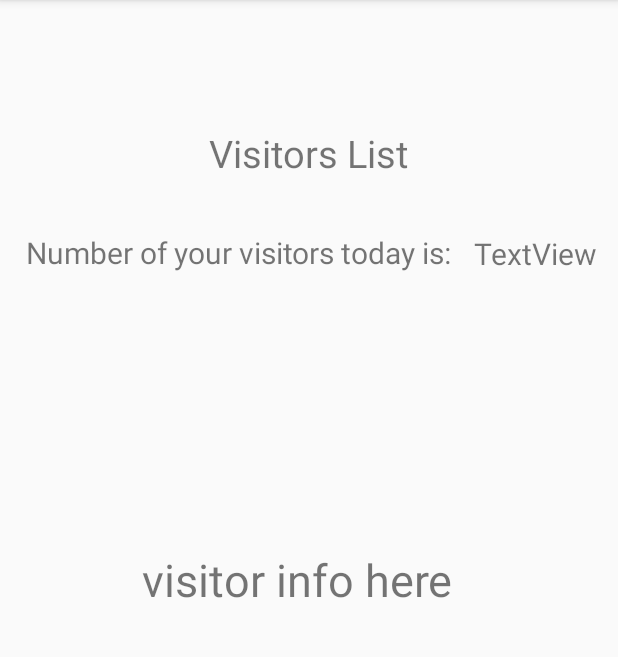
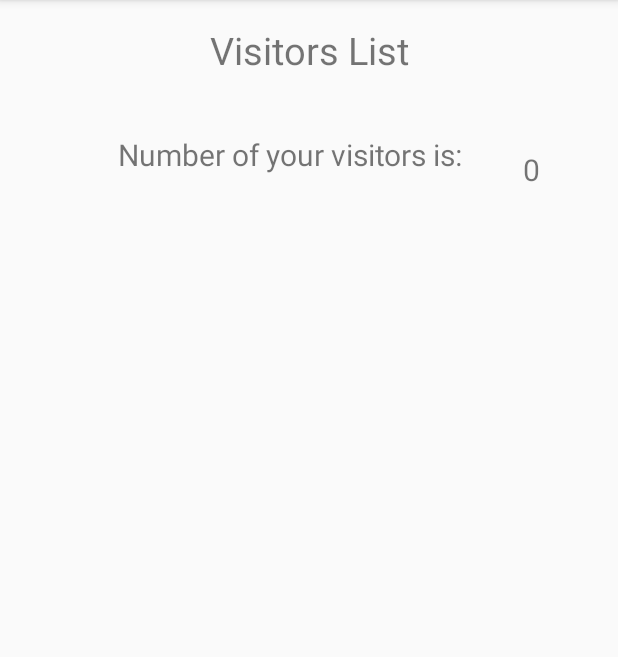
Before and after one commit to tongdanzhu/3010Project, an Android app: the doorbell screen opened directly, with no data from a screen before it, on a phone screen of 412 x 824 dp, the part 84-741 px from its top. Run offline under Robolectric (Android 15) with nearby library versions, the phone set to English and light mode, and no system bars; 1 statement that could not run was skipped.

Commit message:
update doorbell:can display visitors now

```diff
--- a/Sweet/app/src/main/java/com/example/sweet/MyConnection.java
+++ b/Sweet/app/src/main/java/com/example/sweet/MyConnection.java
@@ -28,7 +28,7 @@ public class MyConnection {
 
     private static final String GET_LATEST_TEMP ="SELECT * FROM temperature WHERE houseID=? and currDate=curDate() ORDER BY currTime desc";
     //get visitor information
-    private static final String GET_visitorList = "SELECT * FROM visitor WHERE houseID=? confirm=?";
+    private static final String GET_visitorList = "SELECT * FROM visitor WHERE houseID=? and confirm=?";
     //confirm the visitor list
     private static final String Confirm_Visitors = "UPDATE visitor SET confirm =? WHERE houseID =?";
     //confirm the mailbox
@@ -60,19 +60,19 @@ public class MyConnection {
                 //String url = "jdbc:mysql://172.20.10.10:3306/sysc?useSSL=false&useUnicode = true&characterEncoding = utf-8&serverTimezone = GMT";
 
                  //String url = "jdbc:mysql://10.0.2.2:3306/sysc3010?useSSL=false&useUnicode = true&characterEncoding = utf-8&serverTimezone = GMT";
-                //String url = "jdbc:mysql://192.168.0.19:3306/sysc3010?useSSL=false&useUnicode = true&characterEncoding = utf-8&serverTimezone = GMT";
+                String url = "jdbc:mysql://192.168.0.19:3306/sysc?useSSL=false&useUnicode = true&characterEncoding = utf-8&serverTimezone = GMT";
 
 
                 //url for app connects to local database
-                String url = "jdbc:mysql://10.0.2.2:3306/sysc3010?useSSL=false&useUnicode = true&characterEncoding = utf-8&serverTimezone = GMT";
+                //String url = "jdbc:mysql://10.0.2.2:3306/sysc3010?useSSL=false&useUnicode = true&characterEncoding = utf-8&serverTimezone = GMT";
 
                 //url for test
 
                 //String url = "jdbc:mysql://localhost:3306/sysc3010?useSSL=false&useUnicode = true&characterEncoding = utf-8&serverTimezone = GMT";
 
                 String user = "root";
-                String password = "sysc3010!";//password for local database
-                //String password = "password"; //password for remote database
+                //String password = "sysc3010!";//password for local database
+                String password = "password"; //password for remote database
                 conn = DriverManager.getConnection(url, user, password);
                 System.out.println(url);
                 System.out.println(user);
@@ -275,7 +275,7 @@ public class MyConnection {
         ResultSet rs = pstmt.executeQuery();
         while(rs.next()){
             visitorVO visitor = new visitorVO();
-            visitor.setVisitorID(rs.getInt("visitorID"));
+            visitor.setVisitorID(rs.getInt("id"));
             visitor.setHouseID(rs.getInt("houseID"));
             visitor.setCurrDate(rs.getString("currDate"));
             visitor.setCurrTime(rs.getString("currTime"));
@@ -285,6 +285,7 @@ public class MyConnection {
         }
         return visitors;
     }
+
 
 
     /*
--- a/Sweet/app/src/main/java/com/example/sweet/doorbell.java
+++ b/Sweet/app/src/main/java/com/example/sweet/doorbell.java
@@ -1,17 +1,108 @@
 package com.example.sweet;
 
+import android.annotation.SuppressLint;
+import android.content.Intent;
 import android.os.Bundle;
+import android.os.Handler;
+import android.os.Message;
 import android.widget.TextView;
 
 import androidx.appcompat.app.AppCompatActivity;
 
+import java.sql.SQLException;
+import java.util.ArrayList;
+import java.util.Arrays;
+import java.util.List;
+
 public class doorbell extends AppCompatActivity {
+
+    private TextView visitorsNum;
+    private TextView visitorInfo;
+    private String houseid;
+    private List<visitorVO> list = new ArrayList<>(); //a list of visitors
+    private int i; //count the number of visitors in list.
+    private String listInfo;
+    String str[] = new String[i];
+    ArrayList<String> stringArray = new ArrayList<String>();
+
+    @SuppressLint("HandlerLeak")
+    private Handler handler = new Handler() {
+        @Override
+        public void handleMessage(Message msg) {
+
+            switch (msg.what){
+                case 1:
+                    visitorsNum.setText(msg.obj.toString());  //display the number of visitors on the top left corner
+
+                    //print visitors' visit date and time
+                    for(int j=0; j<stringArray.size();j++){
+                        visitorInfo.append(stringArray.get(j));
+                        visitorInfo.append("\n");
+                    }
+            }
+
+        }
+    };
+
 
     @Override
     protected void onCreate(Bundle savedInstanceState) {
         super.onCreate(savedInstanceState);
         setContentView(R.layout.doorbell);
 
+        /*
+            initial elements
+         */
+         visitorsNum = (TextView) findViewById(R.id.visitorCount);
+         visitorInfo = (TextView) findViewById(R.id.visitorInfo);
+
+
+        /*
+        receive parameter from previous page
+        */
+        Intent getIntent = getIntent();
+        houseid = getIntent.getStringExtra("house_id");
+
+
+
+        new Thread(new Runnable() {
+            @Override
+            public void run() {
+                MyConnection connection = new MyConnection();
+
+                //get the visitors list from database
+                try {
+                    Message message = handler.obtainMessage();
+                    Message message2 = handler.obtainMessage();
+
+                    list = connection.getVisitorList(Integer.parseInt(houseid));
+                    i = list.size(); //count the number of visitors in list.
+                    String s = Integer.toString(i);
+                    message.what = 1;
+                    message.obj = s;
+
+                    //print the list of visitors
+                    for(int n=0;n<i;n++){
+                      visitorVO v = list.get(n);
+                      stringArray.add("visitor " + Integer.toString(n+1) + ": " + v.print_as_String(v));
+                    }
+
+                    handler.sendMessage(message);
+
+                } catch (SQLException e) {
+                    e.printStackTrace();
+                }
+
+            }
+        }).start();
+
+
+
+
+
+
+
+
 
     }
 }
--- a/Sweet/app/src/main/java/com/example/sweet/house_activity.java
+++ b/Sweet/app/src/main/java/com/example/sweet/house_activity.java
@@ -72,7 +72,7 @@ public class house_activity extends AppCompatActivity {
             @Override
             public void onClick(View v) {
                 Intent intent = new Intent(house_activity.this, doorbell.class);
-                //intent.putExtra("house_id",houseid);
+                intent.putExtra("house_id",houseid);
                 startActivity(intent);
             }
         });
--- a/Sweet/app/src/main/java/com/example/sweet/visitorVO.java
+++ b/Sweet/app/src/main/java/com/example/sweet/visitorVO.java
@@ -36,5 +36,7 @@ public class visitorVO {
     public void setConfirm(boolean confirm) {
         this.confirm = confirm;
     }
-
+    public String print_as_String(visitorVO v){
+        return currDate + "  " + currTime;
+    }
 }
--- a/Sweet/app/src/main/res/layout/doorbell.xml
+++ b/Sweet/app/src/main/res/layout/doorbell.xml
@@ -11,14 +11,13 @@
         android:id="@+id/visitorList"
         android:layout_width="wrap_content"
         android:layout_height="wrap_content"
-        android:text="@string/doorbell"
+        android:text="@string/doorbellTitle"
         android:textSize="25sp"
         app:layout_constraintBottom_toBottomOf="parent"
         app:layout_constraintEnd_toEndOf="parent"
-        app:layout_constraintHorizontal_bias="0.498"
         app:layout_constraintStart_toStartOf="parent"
         app:layout_constraintTop_toTopOf="parent"
-        app:layout_constraintVertical_bias="0.115" />
+        app:layout_constraintVertical_bias="0.022" />
 
     <TextView
         android:id="@+id/visitorText"
@@ -28,35 +27,35 @@
         android:textSize="20sp"
         app:layout_constraintBottom_toBottomOf="parent"
         app:layout_constraintEnd_toEndOf="parent"
-        app:layout_constraintHorizontal_bias="0.134"
+        app:layout_constraintHorizontal_bias="0.431"
         app:layout_constraintStart_toStartOf="parent"
         app:layout_constraintTop_toBottomOf="@+id/visitorList"
-        app:layout_constraintVertical_bias="0.057" />
+        app:layout_constraintVertical_bias="0.056" />
 
     <TextView
         android:id="@+id/visitorCount"
-        android:textSize="20sp"
         android:layout_width="wrap_content"
         android:layout_height="wrap_content"
         android:text="@string/visitorCount"
+        android:textSize="20sp"
         app:layout_constraintBottom_toBottomOf="parent"
         app:layout_constraintEnd_toEndOf="parent"
-        app:layout_constraintHorizontal_bias="0.515"
+        app:layout_constraintHorizontal_bias="0.434"
         app:layout_constraintStart_toEndOf="@+id/visitorText"
         app:layout_constraintTop_toTopOf="parent"
-        app:layout_constraintVertical_bias="0.21" />
+        app:layout_constraintVertical_bias="0.134" />
 
     <TextView
         android:id="@+id/visitorInfo"
-        android:textSize="30sp"
         android:layout_width="wrap_content"
         android:layout_height="wrap_content"
         android:layout_marginTop="8dp"
         android:text="@string/visitorInfo"
+        android:textSize="20sp"
         app:layout_constraintBottom_toBottomOf="parent"
         app:layout_constraintEnd_toEndOf="parent"
-        app:layout_constraintHorizontal_bias="0.463"
+        app:layout_constraintHorizontal_bias="0.498"
         app:layout_constraintStart_toStartOf="parent"
         app:layout_constraintTop_toBottomOf="@+id/visitorText"
-        app:layout_constraintVertical_bias="0.327" />
+        app:layout_constraintVertical_bias="0.122" />
 </androidx.constraintlayout.widget.ConstraintLayout>
--- a/Sweet/app/src/main/res/values/strings.xml
+++ b/Sweet/app/src/main/res/values/strings.xml
@@ -4,7 +4,7 @@
     <string name="temperature">temperature</string>
     <string name="light">light</string>
     <string name="mailbox">mailbox</string>
-    <string name="doorbell">Visitors List</string>
+    <string name="doorbell">Doorbell</string>
     <string name="houseid">house id</string>
     <string name="currenthouse">Current House: </string>
     <string name="currentLightState">Current Light State: </string>
@@ -13,8 +13,8 @@
     <string name="thresholdRange">Update Threshold (0 ℃-40 ℃): </string>
     <string name="manualControlLight">Manual Control Light</string>
     <string name="sweetHome">Sweet Home</string>
-    <string name="visitorText">Number of your visitors today is: </string>
-    <string name="visitorCount">TextView</string>
-    <string name="visitorInfo">visitor info here</string>
-
+    <string name="visitorText">Number of your visitors is: </string>
+    <string name="visitorCount"></string>
+    <string name="visitorInfo"></string>
+    <string name="doorbellTitle">Visitors List</string>
 </resources>
```
Also changed, not shown: 1 other file.
